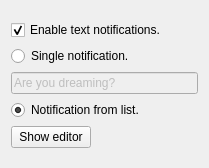
Old version of the form ui/textnotificationwidget.ui in the repository sinis/MakeRT.
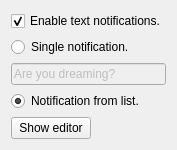
New version of the form.

```diff
--- a/ui/textnotificationwidget.ui
+++ b/ui/textnotificationwidget.ui
@@ -6,8 +6,8 @@
    <rect>
     <x>0</x>
     <y>0</y>
-    <width>209</width>
-    <height>168</height>
+    <width>174</width>
+    <height>142</height>
    </rect>
   </property>
   <property name="windowTitle">
@@ -88,6 +88,19 @@
      </item>
     </layout>
    </item>
+   <item row="1" column="0">
+    <spacer name="verticalSpacer">
+     <property name="orientation">
+      <enum>Qt::Vertical</enum>
+     </property>
+     <property name="sizeHint" stdset="0">
+      <size>
+       <width>20</width>
+       <height>0</height>
+      </size>
+     </property>
+    </spacer>
+   </item>
   </layout>
  </widget>
  <resources/>
```
